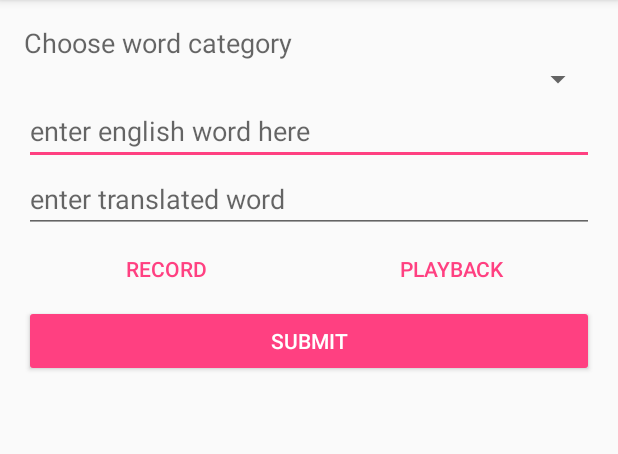
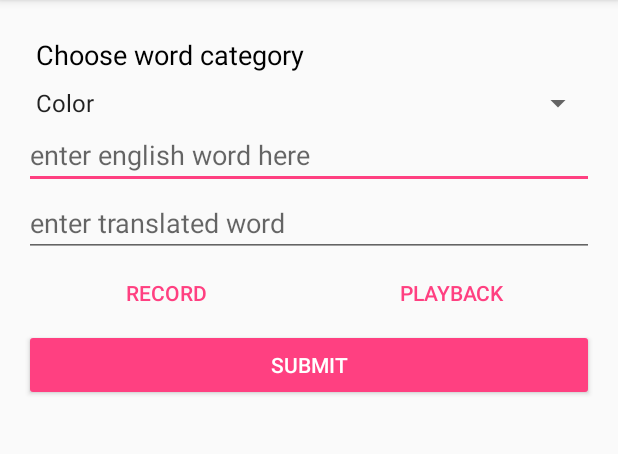
Before and after one commit to ryanzhou7/Miwok, an Android app: the SubmitWordActivity screen opened directly, with no data from a screen before it, on a phone screen of 412 x 824 dp, the part 84-538 px from its top. Run offline under Robolectric (Android 15) with nearby library versions, the phone set to English and light mode, and no system bars; our stand-ins replace ButterKnife.

Commit message:
add spinner array & clean for sub

```diff
--- a/app/src/main/java/com/ryanzhou/company/miwok/MainActivity.java
+++ b/app/src/main/java/com/ryanzhou/company/miwok/MainActivity.java
@@ -5,14 +5,22 @@ import android.os.Bundle;
 import android.support.v7.app.AppCompatActivity;
 import android.view.View;
 
+import butterknife.ButterKnife;
 import butterknife.OnClick;
 
 public class MainActivity extends AppCompatActivity {
+    public final String LOG_TAG = getClass().getSimpleName();
 
     @Override
     protected void onCreate(Bundle savedInstanceState) {
         super.onCreate(savedInstanceState);
         setContentView(R.layout.activity_main);
+        ButterKnife.bind(this);
+    }
+
+    @OnClick(R.id.buttonExplore)
+    public void clickExplore(View view) {
+        startActivity(new Intent(getApplicationContext(), ExploreWordActivity.class));
     }
 
     @OnClick(R.id.buttonQuickLookup)
@@ -20,11 +28,6 @@ public class MainActivity extends AppCompatActivity {
         startActivity(new Intent(getApplicationContext(), LookupWordActivity.class));
     }
 
-    @OnClick(R.id.buttonExplore)
-    public void clickExplore(View view) {
-        startActivity(new Intent(getApplicationContext(), ExploreWordActivity.class));
-
-    }
 
     @OnClick(R.id.buttonSubmit)
     public void clickSubmit(View view) {
--- a/app/src/main/java/com/ryanzhou/company/miwok/SubmitWordActivity.java
+++ b/app/src/main/java/com/ryanzhou/company/miwok/SubmitWordActivity.java
@@ -1,16 +1,33 @@
 package com.ryanzhou.company.miwok;
 
+import android.os.Bundle;
 import android.support.v7.app.AppCompatActivity;
-import android.os.Bundle;
+import android.widget.ArrayAdapter;
+import android.widget.Spinner;
+
+import butterknife.BindView;
+import butterknife.ButterKnife;
 
 public class SubmitWordActivity extends AppCompatActivity {
 
     /* Would look to see if the word is already in db. If not, then user would choose category
     * for word to be submitted. Then user would record & play using android android.media. Finally,
-    * submission would be made to the cloud*/
+    * submission would be made to the cloud.*/
+    @BindView(R.id.spinner)
+    Spinner mCategorySpinner;
+
     @Override
     protected void onCreate(Bundle savedInstanceState) {
         super.onCreate(savedInstanceState);
         setContentView(R.layout.activity_submit);
+        ButterKnife.bind(this);
+        setAdapterforCategorySpinner();
+    }
+
+    private void setAdapterforCategorySpinner() {
+        ArrayAdapter<CharSequence> adapter = ArrayAdapter.createFromResource(this,
+                R.array.word_categories_array, android.R.layout.simple_spinner_item);
+        adapter.setDropDownViewResource(android.R.layout.simple_spinner_dropdown_item);
+        mCategorySpinner.setAdapter(adapter);
     }
 }
--- a/app/src/main/res/layout/activity_submit.xml
+++ b/app/src/main/res/layout/activity_submit.xml
@@ -10,11 +10,12 @@
     android:paddingTop="@dimen/activity_vertical_margin"
     tools:context=".SubmitWordActivity">
 
-
     <TextView
         android:id="@+id/textView"
         android:layout_width="match_parent"
         android:layout_height="wrap_content"
+        android:layout_margin="@dimen/widget_inter_margin"
+        android:textColor="@android:color/black"
         android:text="@string/explore_submit_category_subtitle"
         android:textAppearance="?android:attr/textAppearanceMedium" />
 
--- /dev/null
+++ b/app/src/main/res/values/array.xml
@@ -0,0 +1,9 @@
+<?xml version="1.0" encoding="utf-8"?>
+<resources>
+
+    <string-array name="word_categories_array">
+        <item>Color</item>
+        <item>Family</item>
+    </string-array>
+
+</resources>
```
